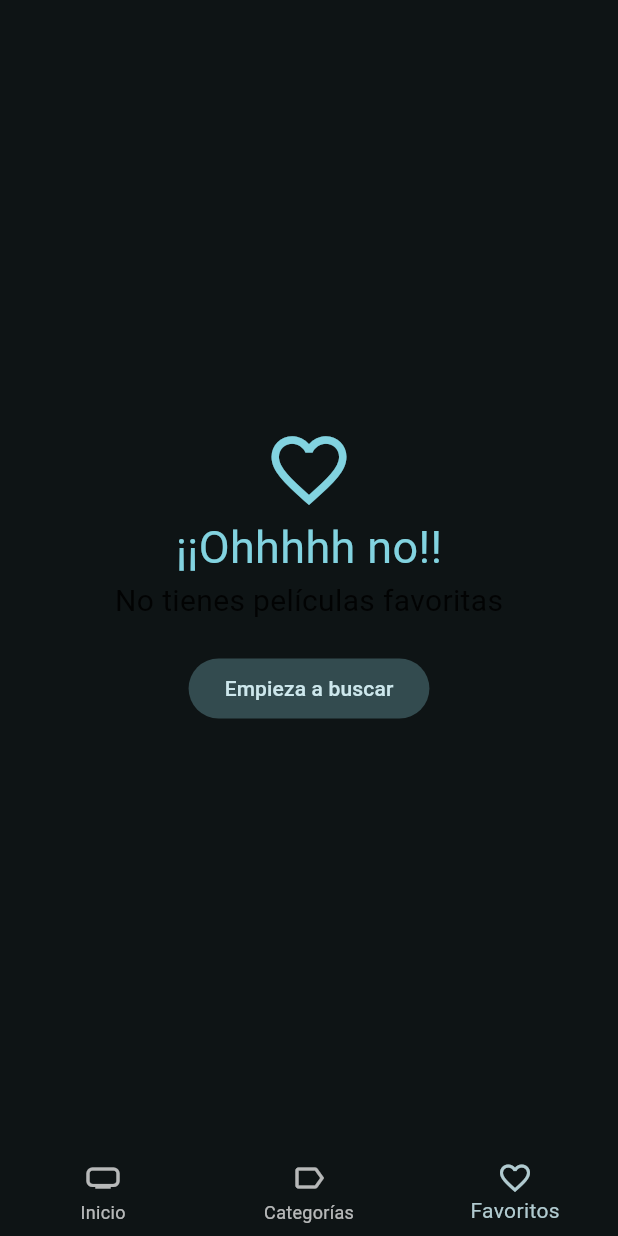
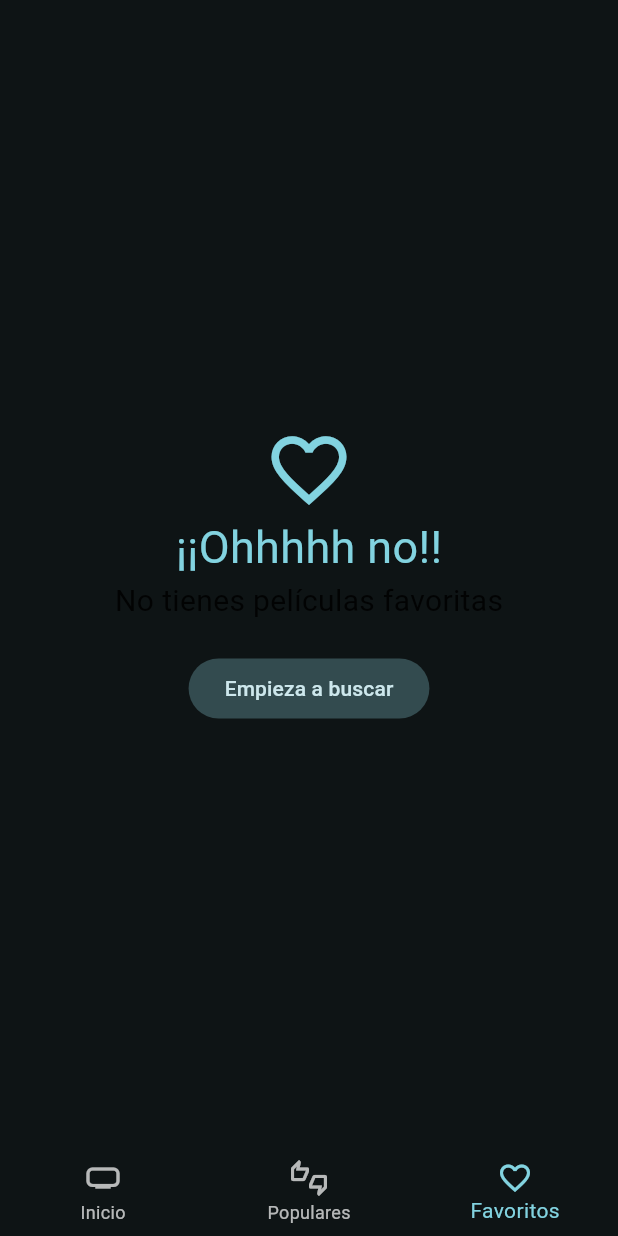
Before and after one commit to elcama86/cinemapedia, a Flutter app: the screen it shows after launch, item 3 of the bottom bar chosen, on a phone screen of 412 x 824 dp. Run offline on Flutter 3.47's test engine with Material 2 defaults, Android fonts, the phone set to English and light mode, and no system bars; our stand-ins replace animate_do, card_swiper, dio, flutter_dotenv, flutter_riverpod, go_router and 1 more; accounts and stored records are empty; generated files the repository leaves out were written again; network calls fail.

Commit message:
cambio de categorias por populares en nav bar

```diff
--- a/lib/presentation/widgets/shared/custom_bottom_navigation.dart
+++ b/lib/presentation/widgets/shared/custom_bottom_navigation.dart
@@ -12,18 +12,21 @@ class CustomBottomNavigation extends StatelessWidget {
 
   @override
   Widget build(BuildContext context) {
+    final colors = Theme.of(context).colorScheme;
+
     return BottomNavigationBar(
       elevation: 0.0,
       currentIndex: currentIndex,
       onTap: (index) => onItemTapped(index),
+      selectedItemColor: colors.primary,
       items: const [
         BottomNavigationBarItem(
           icon: Icon(Icons.home_max),
           label: "Inicio",
         ),
         BottomNavigationBarItem(
-          icon: Icon(Icons.label_outline),
-          label: "Categorías",
+          icon: Icon(Icons.thumbs_up_down_outlined),
+          label: "Populares",
         ),
         BottomNavigationBarItem(
           icon: Icon(Icons.favorite_outline),
```
